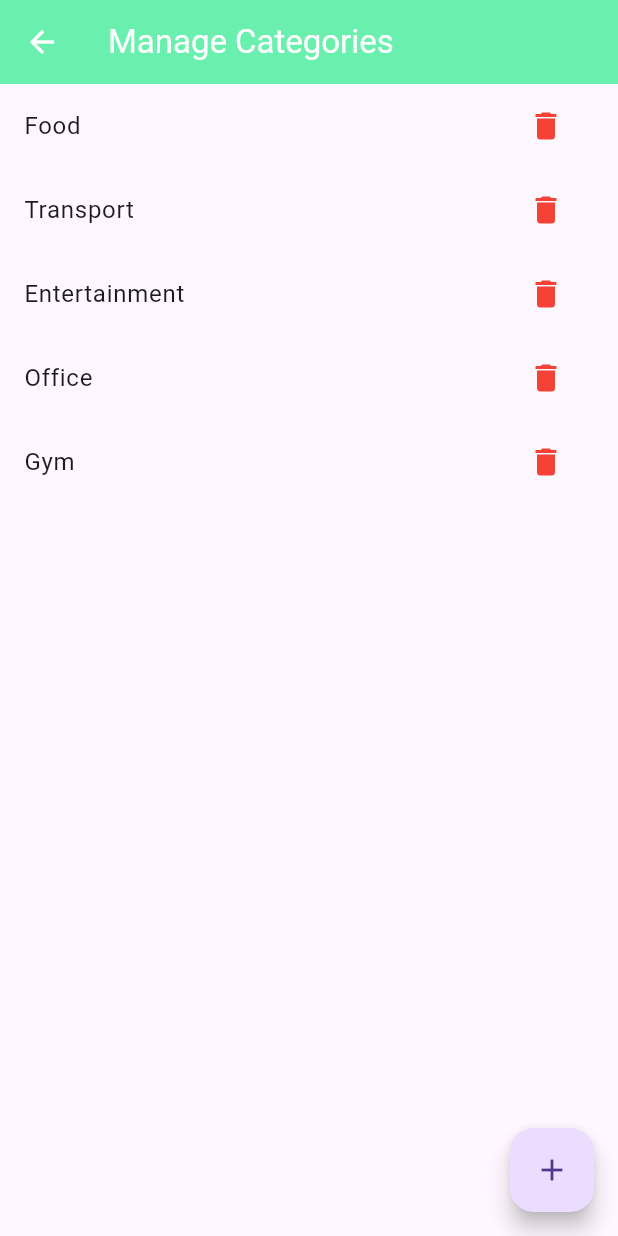
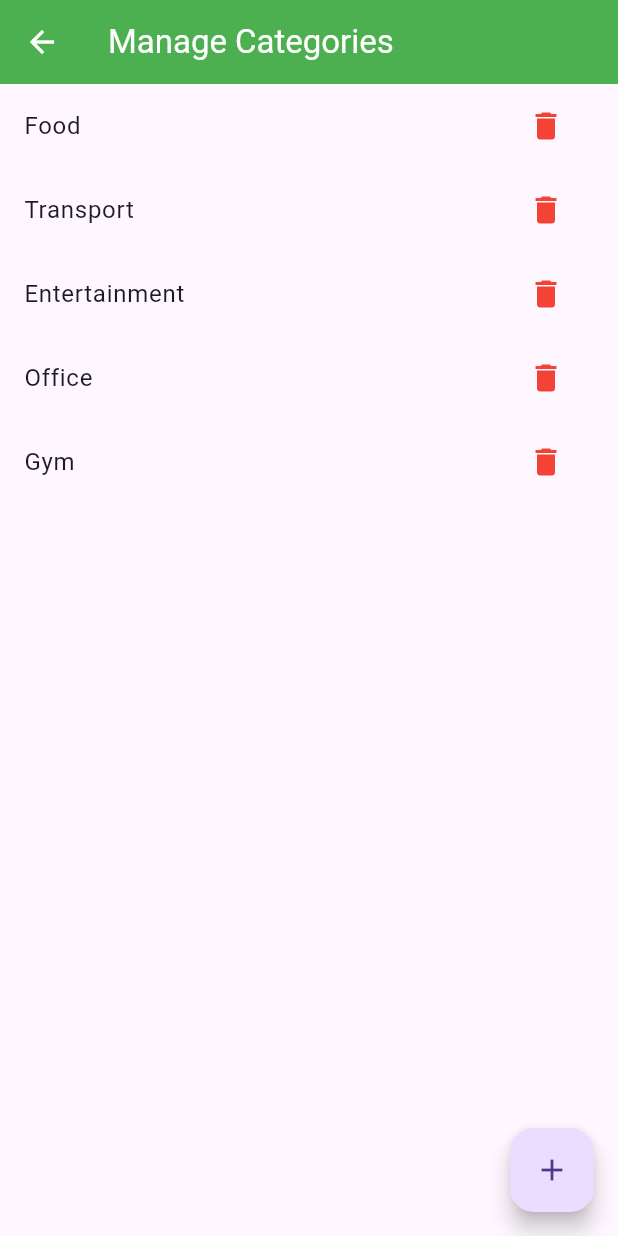
Before and after one commit to carlosrs14/expense-manager, a Flutter app: the CategoryManagementScreen screen opened by its route, on a phone screen of 412 x 824 dp. Run offline on Flutter 3.47's test engine with Material 3 defaults, Android fonts, the phone set to English and light mode, and no system bars; our stand-ins replace localstorage.

Commit message:
corrections on colors

```diff
--- a/lib/screens/add_expense_screen.dart
+++ b/lib/screens/add_expense_screen.dart
@@ -47,7 +47,7 @@ class _AddExpenseScreenState extends State<AddExpenseScreen> {
         title: Text(
           widget.initialExpense == null? 'Add Expense': 'Edit Expense',
         ),
-        backgroundColor: Colors.greenAccent,
+        backgroundColor: Colors.green,
       ),
       body: SingleChildScrollView(
         padding: EdgeInsets.all(16),
@@ -60,7 +60,7 @@ class _AddExpenseScreenState extends State<AddExpenseScreen> {
         padding: EdgeInsets.all(8),
         child: ElevatedButton(
           style: ElevatedButton.styleFrom(
-            backgroundColor: Colors.greenAccent,
+            backgroundColor: Colors.green,
             foregroundColor: Colors.white,
             minimumSize: Size(double.infinity, 50)
 
--- a/lib/screens/category_management_screen.dart
+++ b/lib/screens/category_management_screen.dart
@@ -11,7 +11,7 @@ class CategoryManagementScreen extends StatelessWidget {
     return Scaffold(
       appBar: AppBar(
         title: Text('Manage Categories'),
-        backgroundColor: Colors.greenAccent,
+        backgroundColor: Colors.green,
         foregroundColor: Colors.white,
       ),
       body: Consumer<ExpenseProvider>(
--- a/lib/screens/home_screen.dart
+++ b/lib/screens/home_screen.dart
@@ -118,7 +118,7 @@ class _HomeScreenState extends State<HomeScreen> with SingleTickerProviderStateM
                 child: Icon(Icons.delete, color: Colors.white,),
               ),
               child: Card(
-                color: Colors.greenAccent,
+                color: Colors.green,
                 margin: EdgeInsets.symmetric(horizontal: 10, vertical: 12),
                 child: ListTile(
                   title: Text('${expense.payee} - \$${expense.amount.toStringAsFixed(2)}'),
--- a/lib/screens/tag_management_screen.dart
+++ b/lib/screens/tag_management_screen.dart
@@ -11,7 +11,7 @@ class TagManagementScreen extends StatelessWidget {
     return Scaffold(
       appBar: AppBar(
         title: Text('Manage Tags'),
-        backgroundColor: Colors.greenAccent,
+        backgroundColor: Colors.green,
         foregroundColor: Colors.white,
       ),
       body: Consumer<ExpenseProvider>(
```
